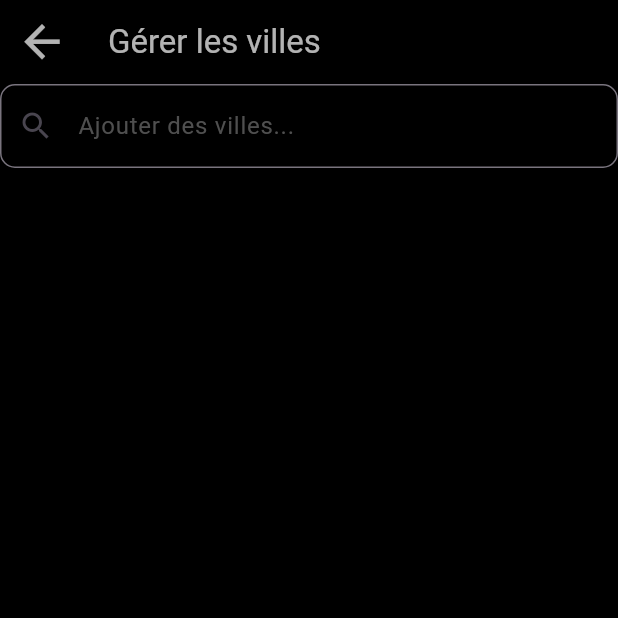
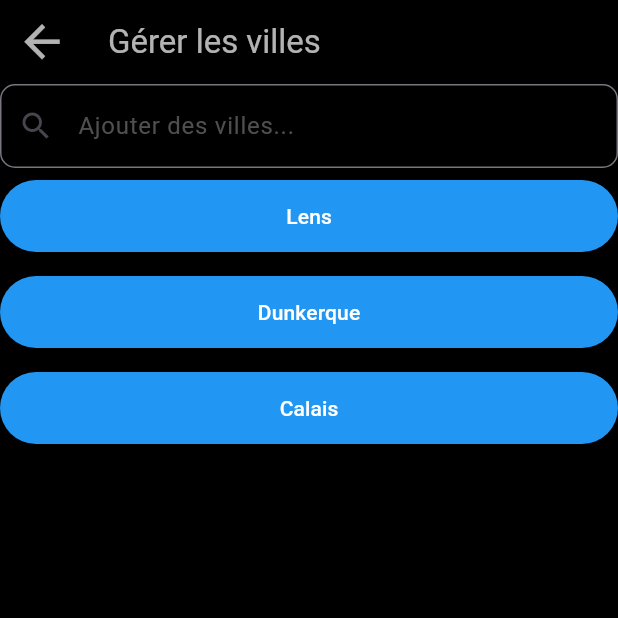
Before and after one commit to e-Tesseract/weather, a Flutter app: the VillesRoute screen opened directly, on a phone screen of 412 x 824 dp, the top half of it. Run offline on Flutter 3.47's test engine with Material 3 defaults, Android fonts, the phone set to English and light mode, and no system bars; our stand-ins replace shared_preferences, sqflite; accounts and stored records are empty; network calls fail.

Commit message:
bouton style

```diff
--- a/lib/data/dbhelper.dart
+++ b/lib/data/dbhelper.dart
@@ -35,4 +35,8 @@ class DBHelper {
       await db.execute('ALTER TABLE $tableName ADD COLUMN pays string');
     }
   }
+
+  static delete(int id) {
+    _db!.delete(tableName, where: 'id = ?', whereArgs: [id]);
+  }
 }
--- a/lib/menu/villes_route.dart
+++ b/lib/menu/villes_route.dart
@@ -1,12 +1,8 @@
 import 'package:flutter/material.dart';
-import 'package:weather/common/weatherMain.dart';
-import 'package:weather/routes/home_route.dart';
 import 'package:shared_preferences/shared_preferences.dart';
 import 'package:weather/menu/recherche_ville.dart';
-import 'package:weather/data/DBHelper.dart'; // Import DBHelper
-import 'package:weather/data/ville_dto.dart'; // Import VilleDTO
-
-import '../common/weather_service.dart';
+import 'package:weather/data/dbhelper.dart';
+import 'package:weather/data/ville_dto.dart';
 
 class VillesRoute extends StatefulWidget {
   VillesRoute({Key? key}) : super(key: key);
@@ -14,12 +10,16 @@ class VillesRoute extends StatefulWidget {
   @override
   _VillesRouteState createState() => _VillesRouteState();
 }
+
 class _VillesRouteState extends State<VillesRoute> {
-  List<VilleDTO> villes = []; // Liste des villes
+  List<VilleDTO> villes = [];
 
   @override
   void initState() {
     super.initState();
+    DBHelper.insert(VilleDTO(id: 3, name: 'Lens'));
+    DBHelper.insert(VilleDTO(id: 4, name: 'Dunkerque'));
+    DBHelper.insert(VilleDTO(id: 5, name: 'Calais'));
     fetchVilles();
   }
 
@@ -61,8 +61,38 @@ class _VillesRouteState extends State<VillesRoute> {
             child: ListView.builder(
               itemCount: villes.length,
               itemBuilder: (context, index) {
-                return ListTile(
-                  title: Text(villes[index].name),
+                return Dismissible(
+                  key: Key(villes[index].id.toString()),
+                  direction: DismissDirection.endToStart,
+                  background: Container(
+                    alignment: Alignment.centerRight,
+                    padding: EdgeInsets.only(right: 20.0),
+                    color: Colors.red,
+                    child: Icon(Icons.delete, color: Colors.white),
+                  ),
+                  onDismissed: (direction) async {
+                    await DBHelper.delete(villes[index].id);
+                    setState(() {
+                      villes.removeAt(index);
+                    });
+                  },
+                  child: Padding(
+                    padding: const EdgeInsets.symmetric(vertical: 8.0),
+                    child: ElevatedButton(
+                      onPressed: () {
+                        SharedPreferences.getInstance().then((sp) {
+                          sp.setString('default_city', villes[index].name);
+                          Navigator.pop(context);
+                        });
+                      },
+                      style: ElevatedButton.styleFrom(
+                        primary: Colors.blue,
+                        onPrimary: Colors.white,
+                        minimumSize: Size(double.infinity, 48),
+                      ),
+                      child: Text(villes[index].name),
+                    ),
+                  ),
                 );
               },
             ),
```
